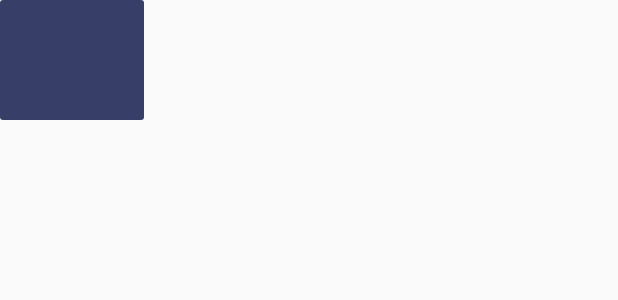
After one commit to Armen101/PhotographProject, an Android app: the layout grid_view_item.xml on its own in the app's theme, with its tools: preview values and no code run, on a phone screen of 412 x 824 dp. The commit adds this screen. Shown: the top 300 px of the screen. Run offline under Robolectric (Android 15) with nearby library versions, the phone set to English and light mode, and no system bars; Roboto replaces fonts that are not available here.

Commit message:
Fixed card view styles issue.
- Fixed empty layout visibility issue.

```diff
--- a/PhotographProject/app/src/main/java/com/example/student/userphotograph/activityes/SplashScreenActivity.java
+++ b/PhotographProject/app/src/main/java/com/example/student/userphotograph/activityes/SplashScreenActivity.java
@@ -37,8 +37,6 @@ public class SplashScreenActivity extends AppCompatActivity {
         });
     }
 
-
-
     private void goToActivity() {
         finish();
         FirebaseUser user= FirebaseAuth.getInstance().getCurrentUser();
--- a/PhotographProject/app/src/main/java/com/example/student/userphotograph/fragments/SettingsFragment.java
+++ b/PhotographProject/app/src/main/java/com/example/student/userphotograph/fragments/SettingsFragment.java
@@ -132,7 +132,7 @@ public class SettingsFragment extends Fragment implements View.OnClickListener {
 
         final FirebaseRecyclerAdapter<Pictures, MyViewHolder> adapter = new FirebaseRecyclerAdapter<Pictures, MyViewHolder>(
                 Pictures.class,
-                R.layout.layout_images,
+                R.layout.grid_view_item,
                 MyViewHolder.class,
                 mDatabaseGalleryRef
         ) {
--- /dev/null
+++ b/PhotographProject/app/src/main/res/layout/grid_view_item.xml
@@ -0,0 +1,39 @@
+<?xml version="1.0" encoding="utf-8"?>
+<android.support.v7.widget.CardView
+    app:cardBackgroundColor="@color/colorPrimary"
+    android:layout_width="96dp"
+    android:layout_height="80dp"
+
+    xmlns:app="http://schemas.android.com/apk/res-auto"
+    xmlns:android="http://schemas.android.com/apk/res/android">
+
+    <LinearLayout
+        android:layout_width="match_parent"
+        android:layout_height="match_parent"
+        android:orientation="vertical"
+        android:weightSum="1">
+
+        <TextView
+            android:id="@+id/tv_image_gallery"
+            android:layout_width="match_parent"
+            android:layout_height="0dp"
+            android:layout_weight="0.2"
+            android:textColor="@color/colorWhite"
+            android:gravity="center" />
+
+        <ImageView
+
+            android:id="@+id/gallery_img"
+            android:layout_width="match_parent"
+
+            android:padding="1dp"
+            android:stretchMode="columnWidth"
+            android:layout_height="0dp"
+            android:layout_weight="0.8"
+            android:scaleType="fitXY"
+            android:layout_margin="1dp"
+            android:layout_gravity="bottom" />
+
+    </LinearLayout>
+
+    </android.support.v7.widget.CardView>
```
Also changed, not shown: PhotographProject/app/src/main/java/com/example/student/userphotograph/activityes/LoginActivity.java (+1 -14 lines), PhotographProject/app/src/main/res/layout/layout_images.xml (deleted, +0 -32 lines).
